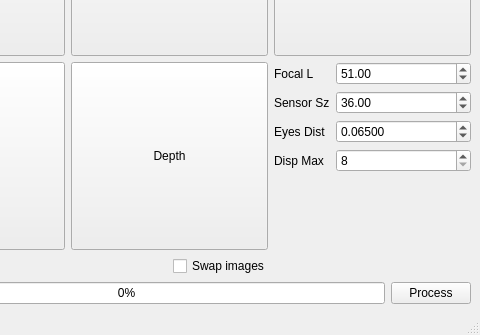
Above: mainwindow.ui from IvanTsantsarov/Stereo before the change; both pictures show x 141 to 621 and y 141 to 476 of the 621 by 476 pixel window. Below: the same form after it.
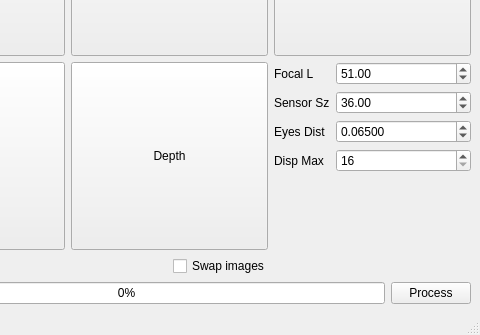
That is the form after the change.

Diff of the .ui file:
```diff
--- a/mainwindow.ui
+++ b/mainwindow.ui
@@ -163,7 +163,7 @@
            <string>Count of disparities for the Cost Volume</string>
           </property>
           <property name="minimum">
-           <number>8</number>
+           <number>16</number>
           </property>
           <property name="maximum">
            <number>256</number>
```
